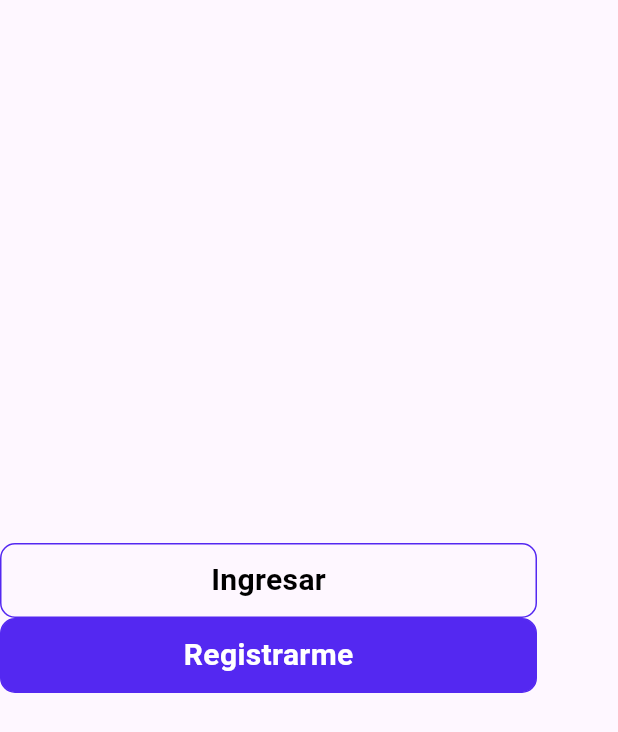
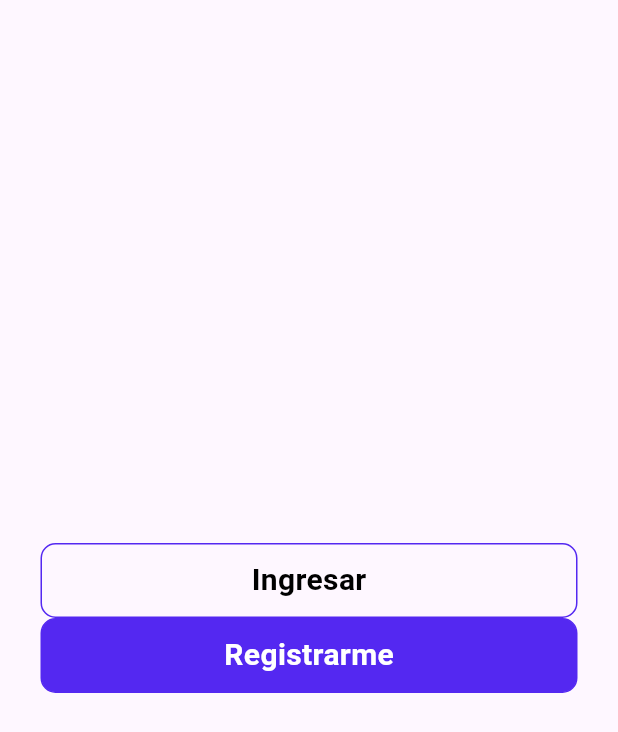
Before and after one commit to josecontreras29/simulador_creditos, a Flutter app: the screen it shows after launch, on a phone screen of 412 x 824 dp. Shown: the top 732 px of the screen. Run offline on Flutter 3.47's test engine with Material 2 defaults, Android fonts, the phone set to English and light mode, and no system bars.

Commit message:
Update main.dart

```diff
--- a/lib/main.dart
+++ b/lib/main.dart
@@ -25,9 +25,12 @@ class MyHomePage extends StatelessWidget {
   Widget build(BuildContext context) {
     return Scaffold(
         body: SafeArea(
+            child: Container(
+      width: MediaQuery.of(context).size.width,
       child: Column(
+          crossAxisAlignment: CrossAxisAlignment.center,
           mainAxisAlignment: MainAxisAlignment.center,
-                children: <Widget>[
+          children: [
             ButtonDefault(
                 buttonStyle: StylesButtonDefault.defaultButton,
                 text: "Ingresar",
@@ -36,7 +39,8 @@ class MyHomePage extends StatelessWidget {
                 buttonStyle: StylesButtonDefault.variantButton,
                 text: "Registrarme",
                 action: () {})
-        ])));
+          ]),
+    )));
   }
 }
 
```
Lines whose indentation alone changed are shown as unchanged.
